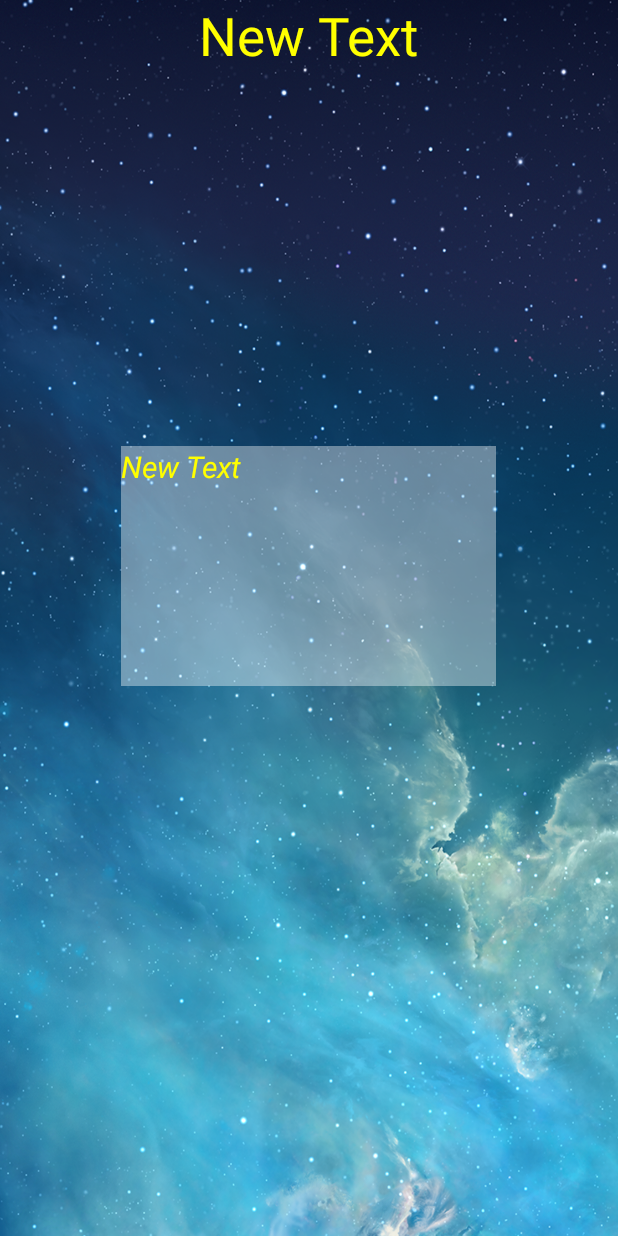
After one commit to pcwc2000/My-traffice, an Android app: the layout detail_info.xml on its own in the app's theme, with its tools: preview values and no code run, on a phone screen of 412 x 824 dp. The commit adds this screen. Run offline under Robolectric (Android 15) with nearby library versions, the phone set to English and light mode, and no system bars.

Commit message:
ขั้น 3

```diff
--- /dev/null
+++ b/app/src/main/res/layout/detail_info.xml
@@ -0,0 +1,39 @@
+<?xml version="1.0" encoding="utf-8"?>
+<LinearLayout xmlns:android="http://schemas.android.com/apk/res/android"
+    android:orientation="vertical" android:layout_width="match_parent"
+    android:layout_height="match_parent"
+    android:background="@drawable/bg100">
+
+    <TextView
+        android:layout_width="wrap_content"
+        android:layout_height="wrap_content"
+        android:text="New Text"
+        android:id="@+id/textView4"
+        android:layout_gravity="center_horizontal"
+        android:textSize="@dimen/h1"
+        android:textColor="@color/text" />
+
+    <ImageView
+        android:layout_width="@dimen/image"
+        android:layout_height="@dimen/image"
+        android:id="@+id/imageView2"
+        android:layout_gravity="center_horizontal" />
+
+    <ScrollView
+        android:layout_width="@dimen/image"
+        android:layout_height="160dp"
+        android:id="@+id/scrollView"
+        android:layout_gravity="center_horizontal"
+        android:background="#64ffffff">
+
+        <TextView
+            android:layout_width="wrap_content"
+            android:layout_height="wrap_content"
+            android:text="New Text"
+            android:id="@+id/textView5"
+            android:textSize="@dimen/h2"
+            android:textColor="@color/text"
+            android:textStyle="italic"
+            android:typeface="sans" />
+    </ScrollView>
+</LinearLayout>
```
Also changed, not shown: app/src/main/java/appewtc/masterung/mytraffic/DetailActivity.java (+20 -1 lines), app/src/main/java/appewtc/masterung/mytraffic/MainActivity.java (+17 -2 lines).
